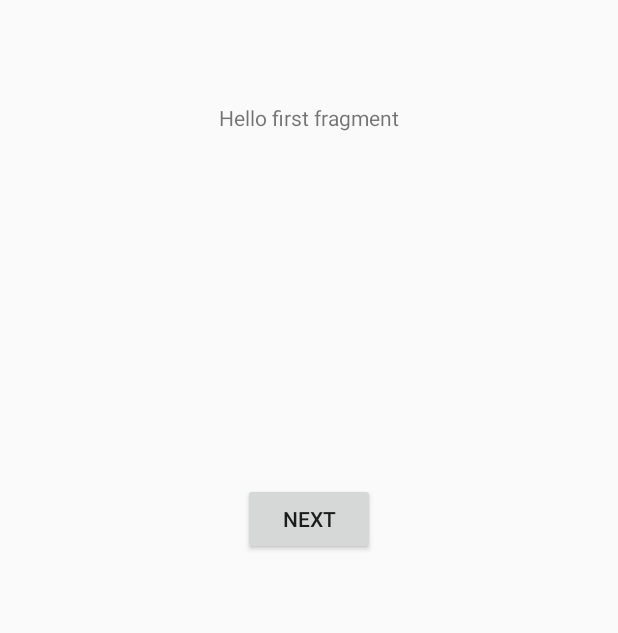
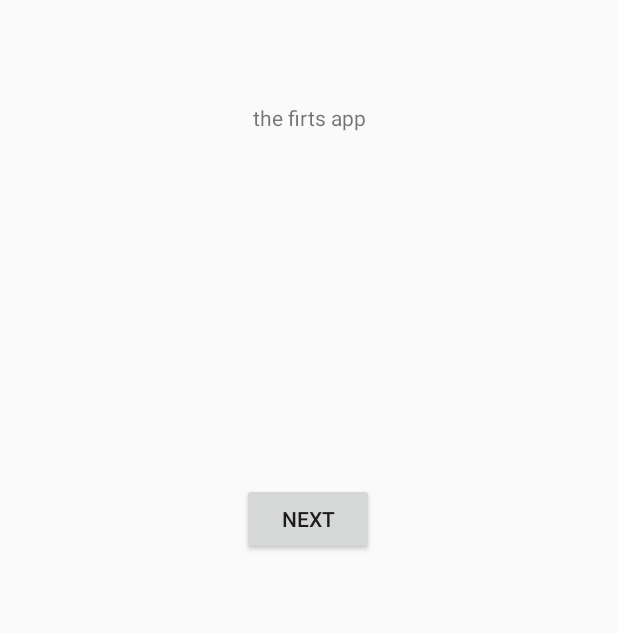
Before and after one commit to Anthony1500/TaxiAPP, an Android app: the screen it shows after launch (MainActivity), on a phone screen of 412 x 824 dp. Shown: the part 331-964 px from the top of the screen. Run offline under Robolectric (Android 15) with nearby library versions, the phone set to English and light mode, and no system bars; our stand-ins replace navigation-ui.

Commit message:
version 1.0

```diff
--- a/app/src/main/res/layout/fragment_first.xml
+++ b/app/src/main/res/layout/fragment_first.xml
@@ -10,7 +10,7 @@
         android:id="@+id/textview_first"
         android:layout_width="wrap_content"
         android:layout_height="wrap_content"
-        android:text="@string/hello_first_fragment"
+        android:text="the firts app"
         app:layout_constraintBottom_toTopOf="@id/button_first"
         app:layout_constraintEnd_toEndOf="parent"
         app:layout_constraintStart_toStartOf="parent"
@@ -23,6 +23,7 @@
         android:text="@string/next"
         app:layout_constraintBottom_toBottomOf="parent"
         app:layout_constraintEnd_toEndOf="parent"
+        app:layout_constraintHorizontal_bias="0.498"
         app:layout_constraintStart_toStartOf="parent"
         app:layout_constraintTop_toBottomOf="@id/textview_first" />
 </androidx.constraintlayout.widget.ConstraintLayout>
```
